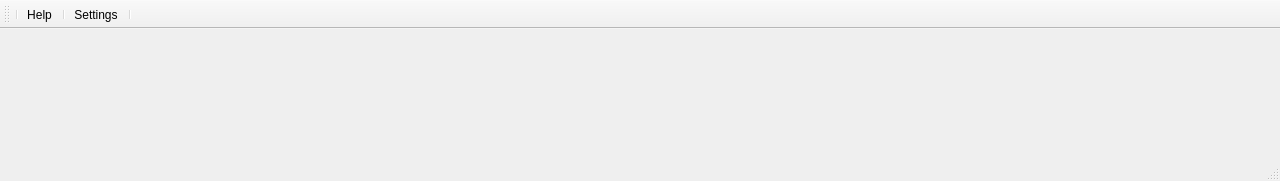
Above: main_window_ui.ui from Wireless-Research-Tester/Automated-Wireless-Research-Tester before the change. Below: the same form after it.
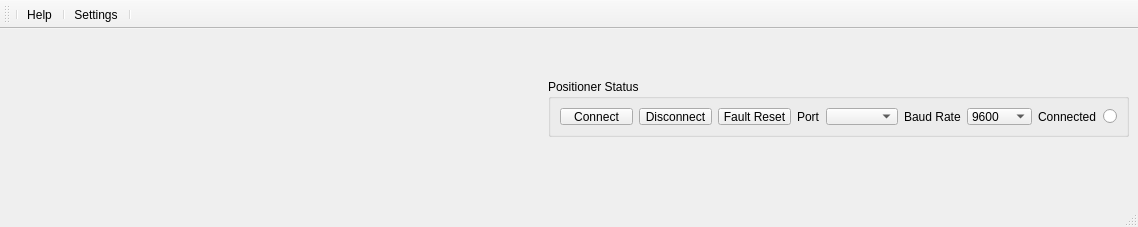
That is the form after the change. Icons and pictures are not drawn.

Commit message:
Relocated where positioner object lives
Moved positioner object outside of MeasurementCtrl into main gui window, removed positioner settings not related to sweep or offset onto temporary buttons in main gui window, this need to be in the main gui window, on a toolbar or something at the bottom of the window, with them located inside of the settingswindow it makes it too complicated to get the positioner initialized correctly.

What changed in the file:
```diff
--- a/main_window_ui.ui
+++ b/main_window_ui.ui
@@ -6,14 +6,142 @@
    <rect>
     <x>0</x>
     <y>0</y>
-    <width>1280</width>
-    <height>181</height>
+    <width>1138</width>
+    <height>227</height>
    </rect>
   </property>
   <property name="windowTitle">
    <string>MainWindow</string>
   </property>
-  <widget class="QWidget" name="centralwidget"/>
+  <widget class="QWidget" name="centralwidget">
+   <widget class="QGroupBox" name="groupBox">
+    <property name="geometry">
+     <rect>
+      <x>548</x>
+      <y>50</y>
+      <width>581</width>
+      <height>58</height>
+     </rect>
+    </property>
+    <property name="title">
+     <string>Positioner Status</string>
+    </property>
+    <layout class="QHBoxLayout" name="horizontalLayout_2">
+     <item>
+      <spacer name="horizontalSpacer">
+       <property name="orientation">
+        <enum>Qt::Horizontal</enum>
+       </property>
+       <property name="sizeHint" stdset="0">
+        <size>
+         <width>40</width>
+         <height>20</height>
+        </size>
+       </property>
+      </spacer>
+     </item>
+     <item>
+      <layout class="QHBoxLayout" name="horizontalLayout">
+       <item>
+        <widget class="QPushButton" name="connectQPT">
+         <property name="text">
+          <string>Connect</string>
+         </property>
+        </widget>
+       </item>
+       <item>
+        <widget class="QPushButton" name="disconnectQPT">
+         <property name="text">
+          <string>Disconnect</string>
+         </property>
+        </widget>
+       </item>
+       <item>
+        <widget class="QPushButton" name="faultReset">
+         <property name="text">
+          <string>Fault Reset</string>
+         </property>
+        </widget>
+       </item>
+       <item>
+        <widget class="QLabel" name="portLabel">
+         <property name="text">
+          <string>Port</string>
+         </property>
+        </widget>
+       </item>
+       <item>
+        <widget class="QComboBox" name="portCombo"/>
+       </item>
+       <item>
+        <widget class="QLabel" name="baudRate">
+         <property name="text">
+          <string>Baud Rate</string>
+         </property>
+        </widget>
+       </item>
+       <item>
+        <widget class="QComboBox" name="baudRateCombo">
+         <property name="editable">
+          <bool>false</bool>
+         </property>
+         <item>
+          <property name="text">
+           <string>9600</string>
+          </property>
+         </item>
+         <item>
+          <property name="text">
+           <string>14400</string>
+          </property>
+         </item>
+         <item>
+          <property name="text">
+           <string>19200</string>
+          </property>
+         </item>
+         <item>
+          <property name="text">
+           <string>28800</string>
+          </property>
+         </item>
+         <item>
+          <property name="text">
+           <string>38400</string>
+          </property>
+         </item>
+         <item>
+          <property name="text">
+           <string>57600</string>
+          </property>
+         </item>
+        </widget>
+       </item>
+       <item>
+        <widget class="QLabel" name="connectLabel">
+         <property name="text">
+          <string>Connected</string>
+         </property>
+        </widget>
+       </item>
+       <item>
+        <widget class="QRadioButton" name="connectStatus">
+         <property name="layoutDirection">
+          <enum>Qt::RightToLeft</enum>
+         </property>
+         <property name="text">
+          <string/>
+         </property>
+         <property name="checked">
+          <bool>false</bool>
+         </property>
+        </widget>
+       </item>
+      </layout>
+     </item>
+    </layout>
+   </widget>
+  </widget>
   <widget class="QMenuBar" name="menubar">
    <property name="geometry">
     <rect>
```
Left out of the diff: 4 changed lines with no effect on the pictures. The commit also changes 22 other files.
